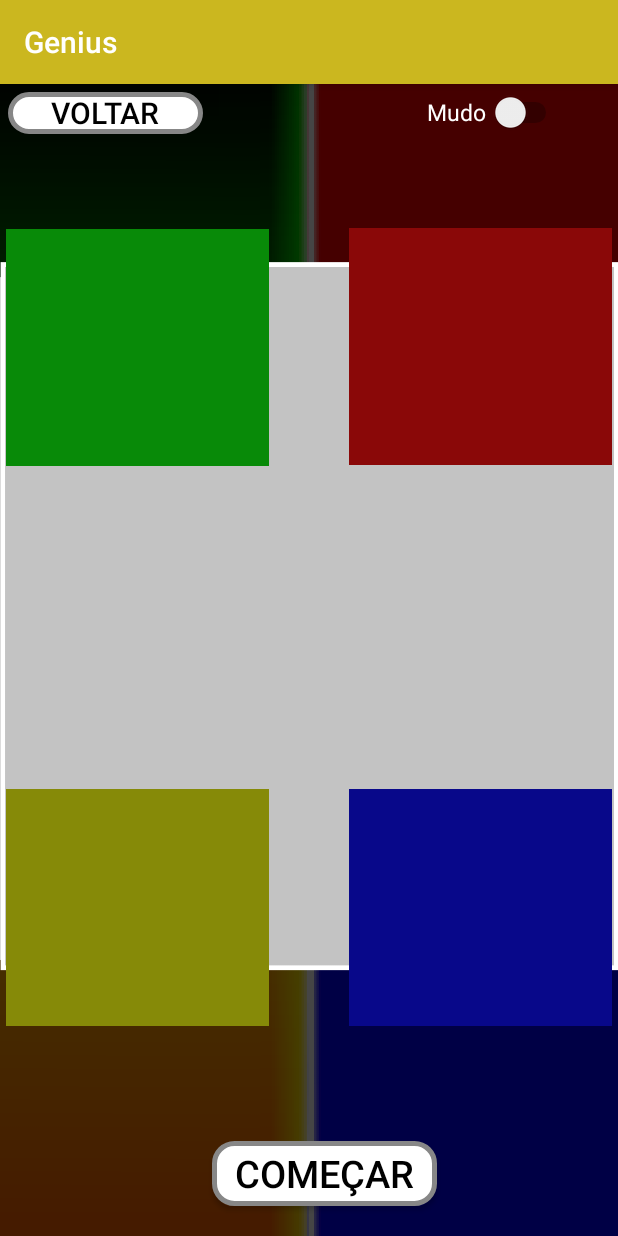
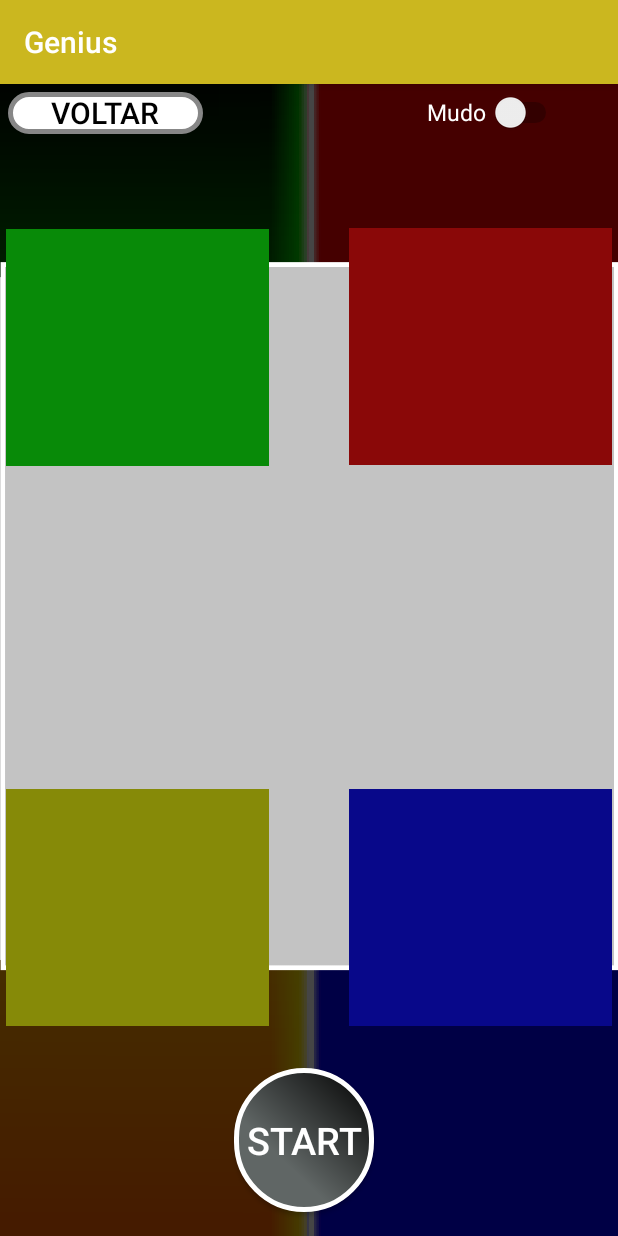
Before and after one commit to CristianSilvaGrosseli/Genius, an Android app: the activity_genius screen opened directly, with no data from a screen before it, on a phone screen of 412 x 824 dp. Run offline under Robolectric (Android 15) with nearby library versions, the light colour scheme and no system bars.

Commit message:
melhorias interface mainActivity

```diff
--- a/app/src/main/java/cristian/genius/activity_genius.java
+++ b/app/src/main/java/cristian/genius/activity_genius.java
@@ -125,6 +125,7 @@ public class activity_genius extends AppCompatActivity {
             public void onClick(View v) {
                 showSequence();
                 enableButtons(true);
+                initGameButton.setEnabled(false);
             }
         });
         Button backToMenu = findViewById(R.id.buttonLeaveGame);
--- /dev/null
+++ b/app/src/main/res/drawable/button_layout_start.xml
@@ -0,0 +1,26 @@
+<?xml version="1.0" encoding="utf-8"?>
+<shape
+    xmlns:android="http://schemas.android.com/apk/res/android"
+    android:shape="rectangle" >
+
+    <corners
+        android:radius="100dp"
+        />
+    <gradient
+        android:angle="45"
+        android:centerX="35%"
+        android:centerColor="#606665"
+        android:startColor="#606665"
+        android:endColor="#000000"
+        android:type="linear"
+        />
+    <size
+        android:width="80dp"
+        android:height="80dp"
+        />
+    <stroke
+        android:width="3dp"
+        android:color="#FFFFFF"
+        />
+
+</shape>
--- a/app/src/main/res/layout/activity_genius.xml
+++ b/app/src/main/res/layout/activity_genius.xml
@@ -70,14 +70,14 @@
 
     <Button
         android:id="@+id/initGameButton"
-        android:layout_width="150dp"
-        android:layout_height="43dp"
-        android:layout_marginBottom="20dp"
-        android:layout_marginEnd="125dp"
-        android:layout_marginStart="145dp"
-        android:background="@drawable/button_leave_game"
-        android:text="Começar"
-        android:textColor="#000000"
+        android:layout_width="93dp"
+        android:layout_height="96dp"
+        android:layout_marginBottom="16dp"
+        android:layout_marginEnd="132dp"
+        android:layout_marginStart="125dp"
+        android:background="@drawable/button_layout_start"
+        android:text="Start"
+        android:textColor="#FFFFFF"
         android:textSize="25sp"
         app:layout_constraintBottom_toBottomOf="parent"
         app:layout_constraintEnd_toEndOf="parent"
```
